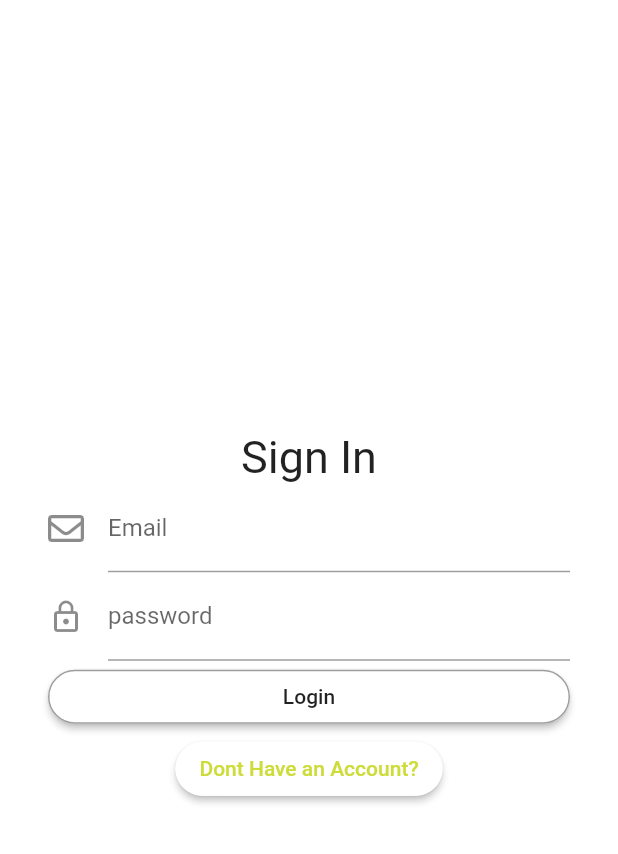
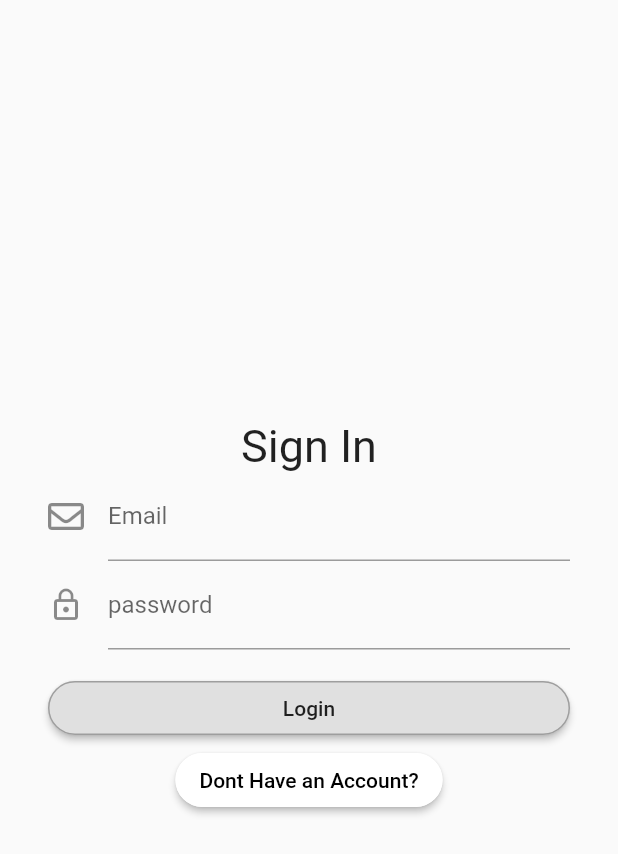
Before and after one commit to michaelwilliamalexander/skuy_messaging, a Flutter app: the screen it shows after launch, on a phone screen of 412 x 824 dp. Shown: the top 854 px of the screen. Run offline on Flutter 3.47's test engine with Material 2 defaults, Android fonts, the phone set to English and light mode, and no system bars; our stand-ins replace cloud_firestore, firebase_auth, firebase_messaging, firebase_storage, flutter_local_notifications, font_awesome_flutter and 3 more; accounts and stored records are empty.

Commit message:
dark mode fixes, tjakep

```diff
--- a/lib/Views/ChatRoom/MessageTIle.dart
+++ b/lib/Views/ChatRoom/MessageTIle.dart
@@ -59,7 +59,7 @@ class MessageTileState extends State<MessageTile>{
     return Container(
       padding: EdgeInsets.only(left: widget.isSendByMe ? 20 : 24 , right: widget.isSendByMe ? 24 : 20),
       margin: EdgeInsets.symmetric(vertical: 6),
-      width: MediaQuery.of(context).size.width/0.7,
+      width: MediaQuery.of(context).size.width/0.5,
       alignment: widget.isSendByMe ? Alignment.centerRight : Alignment.centerLeft,
       child: Container(
         padding: EdgeInsets.symmetric(horizontal: 24, vertical: 12),
@@ -70,7 +70,7 @@ class MessageTileState extends State<MessageTile>{
                   Colors.blueAccent
                 ] : [
                   Colors.white,
-                  Colors.white12
+                  Colors.white
                 ]
             ),
             borderRadius: widget.isSendByMe ?
--- a/lib/Views/ChatRoom/chatScreen.dart
+++ b/lib/Views/ChatRoom/chatScreen.dart
@@ -110,7 +110,7 @@ class _ChatRoomState extends State<ChatRoom>{
                       Navigator.pop(context);
                     },
                     color: Colors.black,
-                    highlightColor: Colors.white70,
+                    //highlightColor: Colors.white70,
                     shape: RoundedRectangleBorder(
                         borderRadius: new BorderRadius.circular(18.0),
                         side: BorderSide(color: Colors.grey)),
@@ -128,7 +128,7 @@ class _ChatRoomState extends State<ChatRoom>{
                         Navigator.pop(context);
                       },
                     color: Colors.white,
-                    highlightColor: Colors.white70,
+                    //highlightColor: Colors.white70,
                     shape: RoundedRectangleBorder(
                         borderRadius: new BorderRadius.circular(18.0),
                         side: BorderSide(color: Colors.grey)),
@@ -160,6 +160,7 @@ class _ChatRoomState extends State<ChatRoom>{
       ),
       body: Container(
         child: Stack(
+
           children: [
             MessageList(),
             Container(
--- a/lib/Views/Home/HomeScreen.dart
+++ b/lib/Views/Home/HomeScreen.dart
@@ -98,7 +98,7 @@ class ConversationTile extends StatelessWidget{
               Text(
                 username,
                 style: TextStyle(
-                    color: Colors.black54,
+
                     fontSize: 17
                 ),
               )
--- a/lib/Views/UserSign/SignIn.dart
+++ b/lib/Views/UserSign/SignIn.dart
@@ -74,7 +74,6 @@ class SignInState extends State<SignIn>{
   Widget build(BuildContext context) {
     // TODO: implement build
     return Scaffold(
-        backgroundColor: Colors.white,
         body: new Center(
           child: new Padding(
               padding: EdgeInsets.all(32),
@@ -89,12 +88,15 @@ class SignInState extends State<SignIn>{
                     ),
                     getForm("Email"),
                     getForm("password"),
+                    Padding(
+                      padding: EdgeInsets.only(top: 15),
+                    ),
                     SizedBox(
                       width: double.infinity,
                       child: new RaisedButton(
                         onPressed: emailLogin,
-                        color: Colors.white,
-                        highlightColor: Colors.white70,
+                        //color: Colors.white,
+                        //highlightColor: Colors.white70,
                         shape: RoundedRectangleBorder(
                             borderRadius: new BorderRadius.circular(18.0),
                             side: BorderSide(color: Colors.grey)),
@@ -107,9 +109,9 @@ class SignInState extends State<SignIn>{
                       children: <Widget>[
                         RaisedButton(
                           onPressed: ()=>{Navigator.push(context, MaterialPageRoute(builder: (context)=> SignUp()))},
-                          child: Text("Dont Have an Account?",style: TextStyle(color: Colors.lime),),
+                          child: Text("Dont Have an Account?",style: TextStyle(color: Colors.black),),
                           color: Colors.white,
-                          highlightColor: Colors.white,
+                          //highlightColor: Colors.white,
                           shape: RoundedRectangleBorder(
                               borderRadius: new BorderRadius.circular(18.0),
                               side: BorderSide(color: Colors.white)),
```
Also changed, not shown: lib/Views/UserSign/SignUp.dart (+9 -3 lines).
